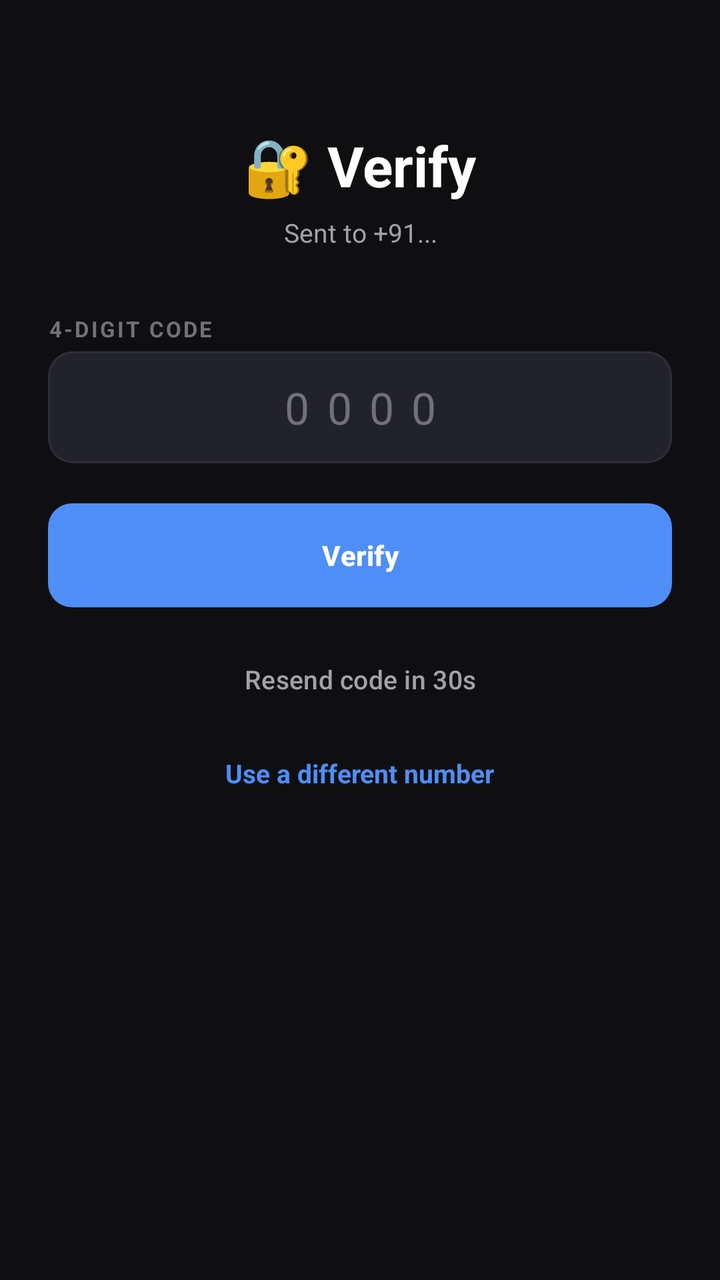
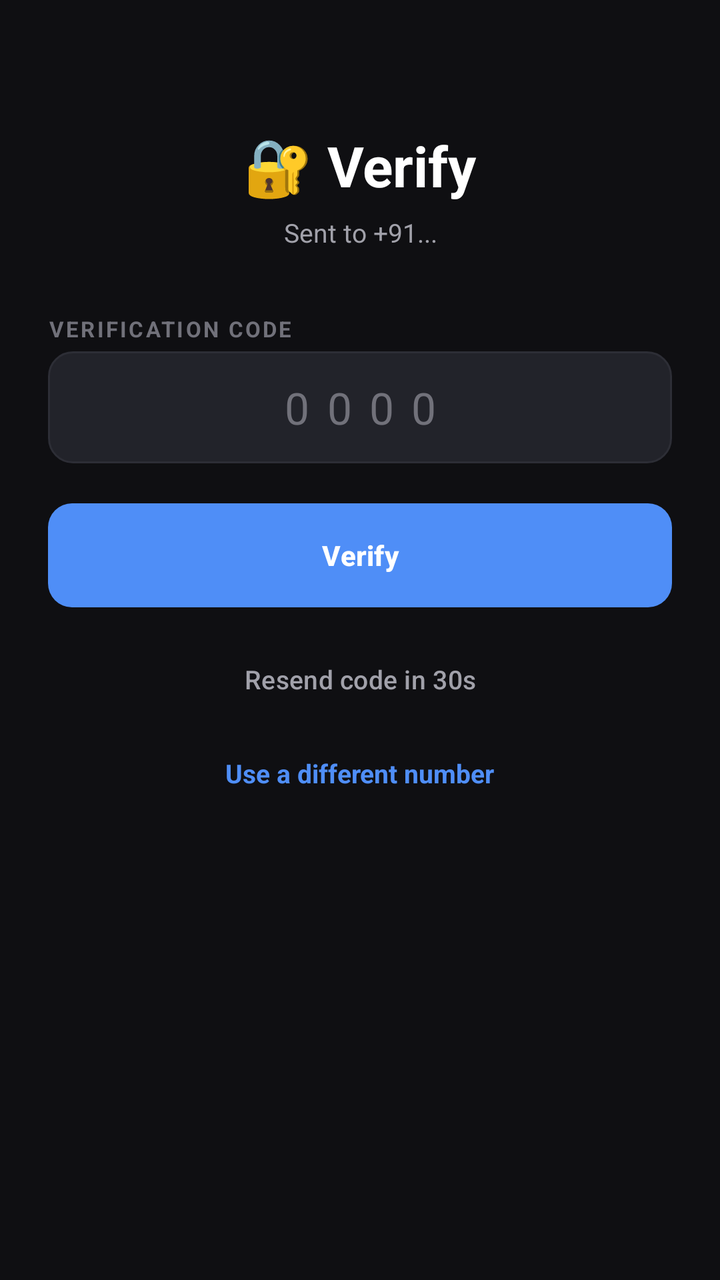

Screens rendered from an Android XML layout before and after an edit, with the pre-edit source and the edit as a unified diff.
<!-- AndroidManifest.xml: application theme Theme.CallFilter -->
<!-- res/layout/activity_otp.xml -->
<?xml version="1.0" encoding="utf-8"?>
<LinearLayout xmlns:android="http://schemas.android.com/apk/res/android"
    android:layout_width="match_parent" android:layout_height="match_parent"
    android:orientation="vertical" android:gravity="center_horizontal" android:padding="24dp"
    android:background="@color/bg">

    <TextView
        android:layout_width="wrap_content" android:layout_height="wrap_content"
        android:text="🔐 Verify"
        android:textSize="28sp" android:textStyle="bold" android:textColor="@color/text"
        android:layout_marginTop="40dp"/>

    <TextView android:id="@+id/numberLabel"
        android:layout_width="wrap_content" android:layout_height="wrap_content"
        android:text="Sent to +91..."
        android:textSize="13sp" android:textColor="@color/subtext"
        android:gravity="center"
        android:layout_marginTop="6dp" android:layout_marginBottom="32dp"/>

    <TextView
        android:layout_width="match_parent" android:layout_height="wrap_content"
        android:text="4-DIGIT CODE"
        android:textSize="11sp" android:textStyle="bold"
        android:textColor="@color/muted" android:letterSpacing="0.1"/>

    <EditText android:id="@+id/otpInput"
        android:layout_width="match_parent" android:layout_height="56dp"
        android:hint="0000"
        android:textColor="@color/text" android:textColorHint="@color/muted"
        android:background="@drawable/input_bg"
        android:paddingStart="12dp" android:paddingEnd="12dp"
        android:inputType="numberPassword" android:maxLength="6"
        android:textSize="22sp" android:gravity="center" android:letterSpacing="0.4"
        android:layout_marginTop="4dp" android:layout_marginBottom="20dp"/>

    <Button android:id="@+id/btnVerifyOtp"
        android:layout_width="match_parent" android:layout_height="52dp"
        android:text="Verify"
        android:textStyle="bold" android:textSize="14sp"
        android:textColor="@color/white" android:background="@drawable/btn_accent"/>

    
    <Button android:id="@+id/btnResendOtp"
        android:layout_width="match_parent" android:layout_height="44dp"
        android:text="Resend code in 30s"
        android:textSize="13sp" android:textColor="@color/subtext"
        android:background="@android:color/transparent"
        android:enabled="false"
        android:layout_marginTop="14dp"/>

    
    <TextView android:id="@+id/linkChangeNumber"
        android:layout_width="wrap_content" android:layout_height="wrap_content"
        android:text="Use a different number"
        android:textSize="13sp" android:textColor="@color/accent"
        android:textStyle="bold"
        android:clickable="true" android:focusable="true"
        android:padding="8dp"
        android:layout_marginTop="8dp"/>
</LinearLayout>
<!-- resources referenced by this layout -->
<resources>
  <color name="accent">#4F8EF7</color>
  <color name="bg">#0F0F12</color>
  <color name="muted">#71717A</color>
  <color name="subtext">#A1A1AA</color>
  <color name="text">#FFFFFF</color>
  <color name="white">#FFFFFF</color>
  <!-- drawable btn_accent (drawable) -->
  <?xml version="1.0" encoding="utf-8"?>
  <shape xmlns:android="http://schemas.android.com/apk/res/android" android:shape="rectangle">
      <corners android:radius="12dp"/>
      <solid android:color="#4F8EF7"/>
  </shape>
  <!-- drawable input_bg (drawable) -->
  <?xml version="1.0" encoding="utf-8"?>
  <shape xmlns:android="http://schemas.android.com/apk/res/android" android:shape="rectangle">
      <corners android:radius="12dp"/>
      <solid android:color="#22232A"/>
      <stroke android:width="1dp" android:color="#2D2E36"/>
  </shape>
  <style name="Theme.CallFilter" parent="Theme.Material3.DayNight.NoActionBar">
          <item name="android:windowBackground">@color/bg</item>
          <item name="android:statusBarColor">@color/bg</item>
          <item name="android:navigationBarColor">@color/bg</item>
          <item name="android:windowLightStatusBar">false</item>
          <item name="colorPrimary">@color/accent</item>
          <item name="colorOnPrimary">@color/white</item>
          <item name="android:textColor">@color/text</item>
      </style>
</resources>

<!-- the commit's change to res/layout/activity_otp.xml (unified diff, before → after) -->
@@ -19,7 +19,7 @@
 
     <TextView
         android:layout_width="match_parent" android:layout_height="wrap_content"
-        android:text="4-DIGIT CODE"
+        android:text="VERIFICATION CODE"
         android:textSize="11sp" android:textStyle="bold"
         android:textColor="@color/muted" android:letterSpacing="0.1"/>
 
